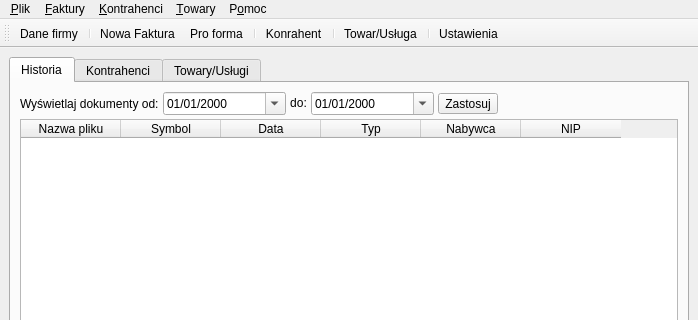
Old version of the form MainWindow.ui in the repository juliagoda/qfaktury; both pictures show x 0 to 698 and y 0 to 320 of the 698 by 487 pixel window.
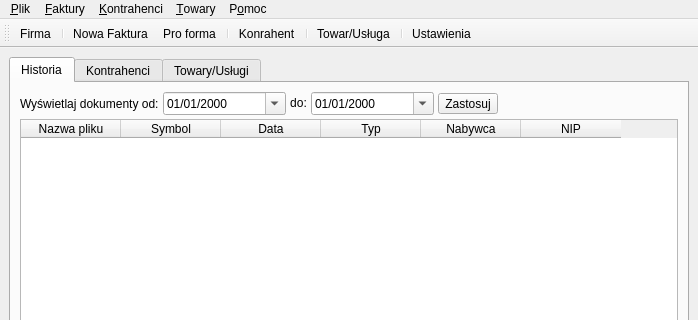
New version of the form. Icons and pictures are not drawn.

The edit to the form file:
```diff
--- a/MainWindow.ui
+++ b/MainWindow.ui
@@ -603,6 +603,9 @@
    <property name="text" >
     <string>Dane firmy</string>
    </property>
+   <property name="iconText" >
+    <string>Firma</string>
+   </property>
    <property name="shortcut" >
     <string>Ctrl+I</string>
    </property>
```
Left out of the diff: 2 changed lines with no effect on the pictures.
